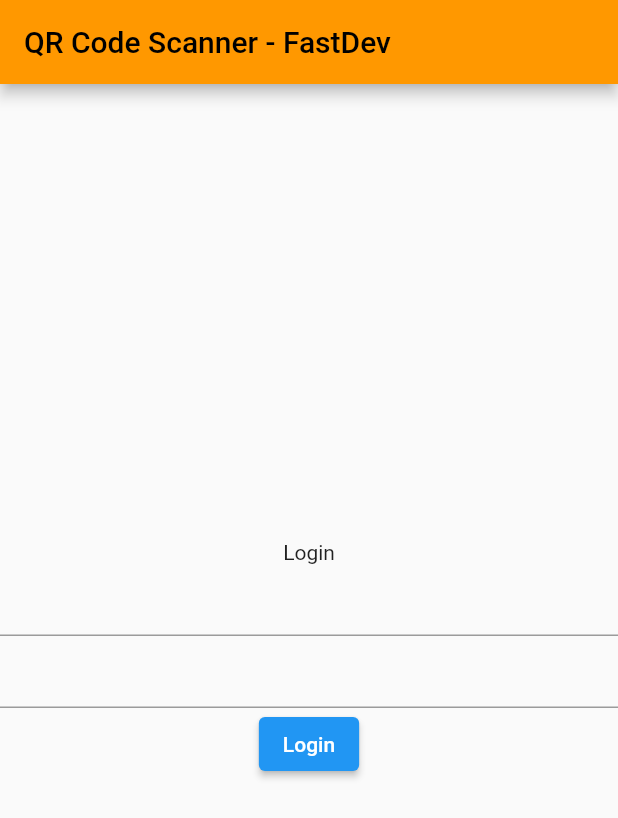
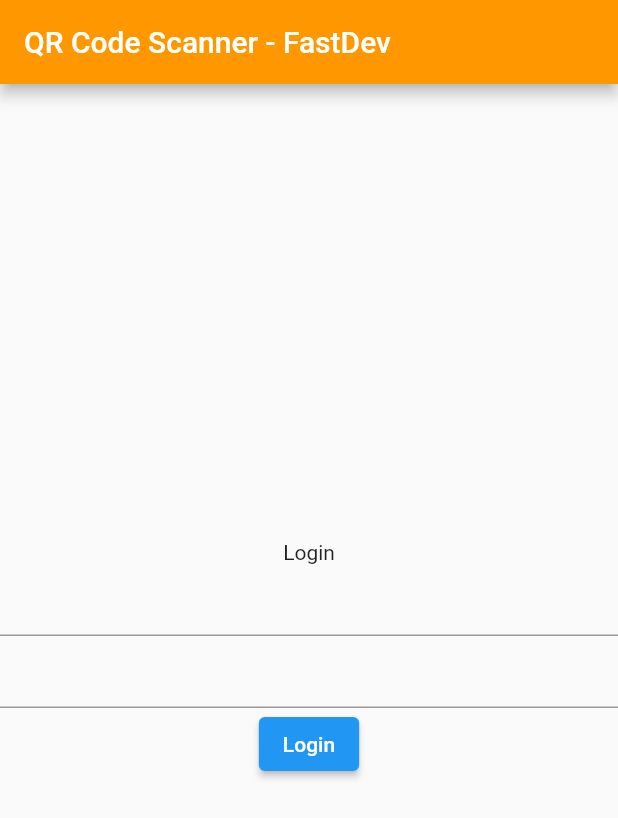
Before and after one commit to Noraize/scanner_app, a Flutter app: the screen it shows after launch, on a phone screen of 412 x 824 dp. Shown: the top 818 px of the screen. Run offline on Flutter 3.47's test engine with Material 2 defaults, Android fonts, the phone set to English and light mode, and no system bars; our stand-ins replace firebase_auth, firebase_core; accounts and stored records are empty.

Commit message:
Custom AppBar

```diff
--- /dev/null
+++ b/lib/appbar.dart
@@ -0,0 +1,8 @@
+import 'package:flutter/material.dart';
+
+PreferredSizeWidget myAppBar() {
+  return AppBar(
+    backgroundColor: Colors.orange,
+    title: const Text("QR Code Scanner - FastDev"),
+  );
+}
--- a/lib/main.dart
+++ b/lib/main.dart
@@ -16,10 +16,6 @@ class MyApp extends StatelessWidget {
   @override
   Widget build(BuildContext context) {
     return MaterialApp(
-      title: 'Flutter Demo',
-      theme: ThemeData(
-        primarySwatch: Colors.orange,
-      ),
       home: loginscreen(),
     );
   }
--- a/lib/test.dart
+++ b/lib/test.dart
@@ -1,9 +1,10 @@
 import 'package:flutter/material.dart';
+import 'package:scanner_app/appbar.dart';
 import 'package:scanner_app/firebaselogin.dart';
 import 'package:scanner_app/hello.dart';
 
-final emailController = TextEditingController(),
-    passwordController = TextEditingController();
+final emailController = TextEditingController();
+final passwordController = TextEditingController();
 
 class loginscreen extends StatelessWidget {
   const loginscreen({super.key});
@@ -12,13 +13,7 @@ class loginscreen extends StatelessWidget {
   Widget build(BuildContext context) {
     return MaterialApp(
       home: Scaffold(
-        appBar: AppBar(
-          title: const Text(
-            'QR Code Scanner - FastDev',
-          ),
-          backgroundColor: Colors.orange,
-          foregroundColor: Colors.black,
-        ),
+        appBar: myAppBar(),
         body: Center(
           child: Column(
             mainAxisAlignment: MainAxisAlignment.center,
```
Also changed, not shown: lib/hello.dart (+2 -7 lines).
